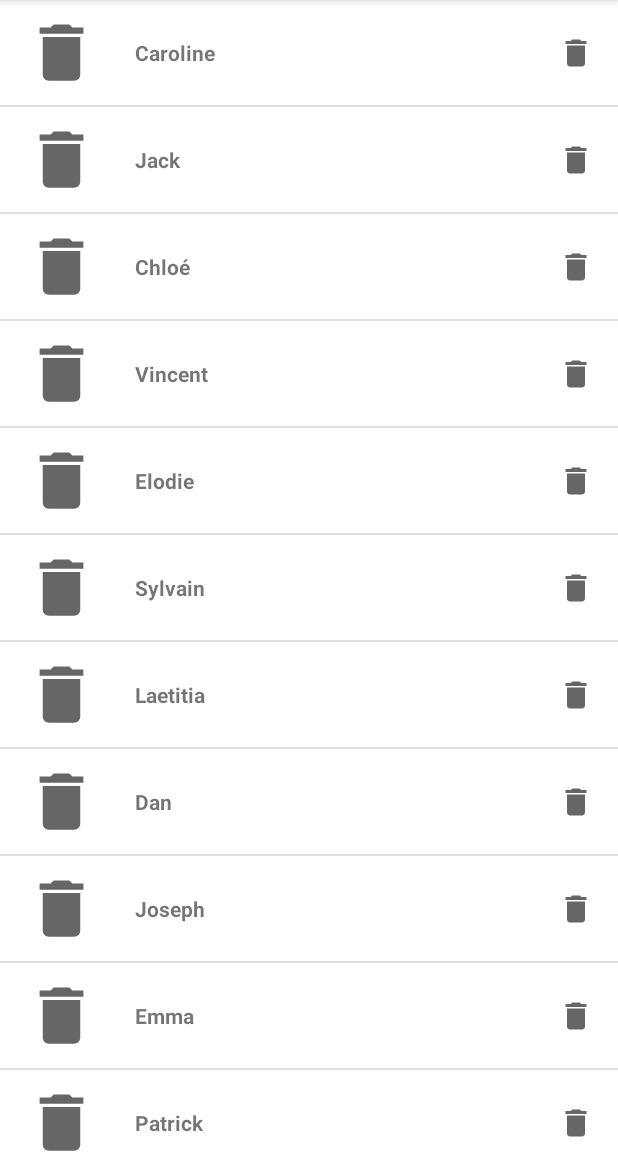
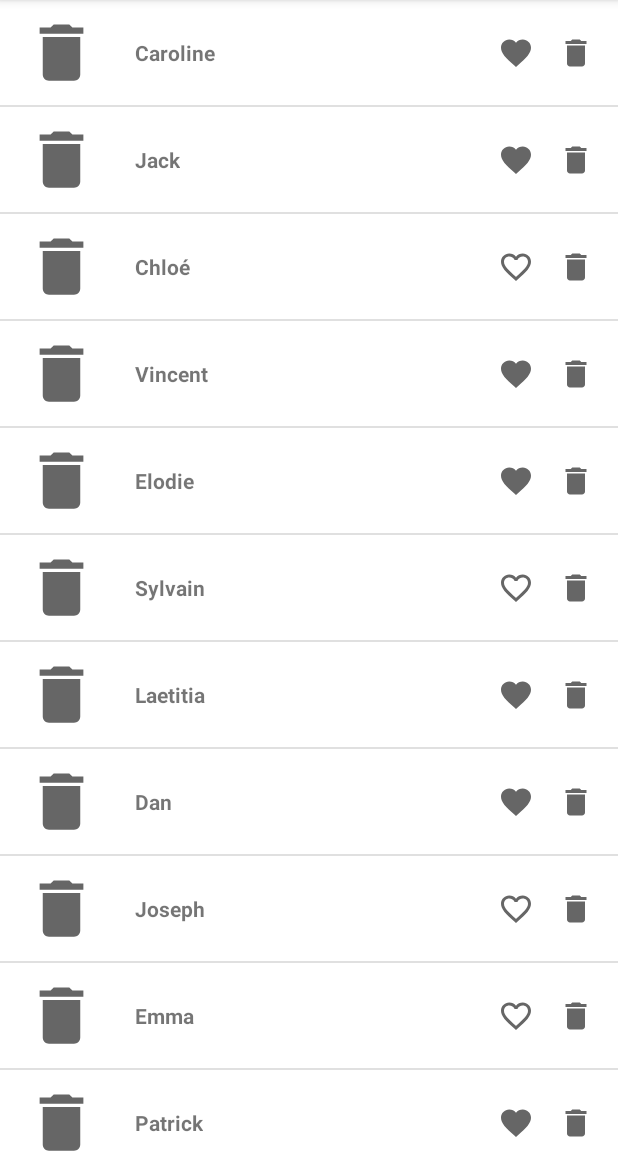
Before and after one commit to leoboyerbx/gobelins-android, an Android app: the screen it shows after launch (NeighborsActivity), on a phone screen of 412 x 824 dp, the part 84-1236 px from its top. Run offline under Robolectric (Android 15) with nearby library versions, the phone set to English and light mode, and no system bars; pictures from the network do not load.

Commit message:
Like button

```diff
--- a/BDDI/neighbors/src/main/java/com/pnk/gobelins/neighbors/adapters/ListNeighborHandler.kt
+++ b/BDDI/neighbors/src/main/java/com/pnk/gobelins/neighbors/adapters/ListNeighborHandler.kt
@@ -4,4 +4,5 @@ import com.pnk.gobelins.neighbors.models.Neighbor
 
 interface ListNeighborHandler {
     fun onDeleteNeibor(neighbor: Neighbor)
+    fun onLikeNeighbor(neighbor: Neighbor)
 }
--- a/BDDI/neighbors/src/main/java/com/pnk/gobelins/neighbors/adapters/ListNeighborsAdapter.kt
+++ b/BDDI/neighbors/src/main/java/com/pnk/gobelins/neighbors/adapters/ListNeighborsAdapter.kt
@@ -38,8 +38,17 @@ class ListNeighborsAdapter(
             .skipMemoryCache(false)
             .into(holder.mNeighbourAvatar)
 
+        if (neighbour.favorite) {
+            holder.mLikeButton.setImageResource(R.drawable.ic_baseline_favorite_24)
+        } else {
+            holder.mLikeButton.setImageResource(R.drawable.ic_baseline_favorite_border_24)
+        }
+
         holder.mDeleteButton.setOnClickListener {
             listHandler.onDeleteNeibor(neighbour)
+        }
+        holder.mLikeButton.setOnClickListener {
+            listHandler.onLikeNeighbor(neighbour)
         }
     }
 
@@ -52,12 +61,14 @@ class ListNeighborsAdapter(
         val mNeighbourAvatar: ImageView
         val mNeighbourName: TextView
         val mDeleteButton: ImageButton
+        val mLikeButton: ImageButton
 
         init {
             // Enable click on item
             mNeighbourAvatar = view.findViewById(R.id.item_list_avatar)
             mNeighbourName = view.findViewById(R.id.item_list_name)
             mDeleteButton = view.findViewById(R.id.item_list_delete_button)
+            mLikeButton = view.findViewById(R.id.item_list_like_button)
         }
     }
 }
--- a/BDDI/neighbors/src/main/java/com/pnk/gobelins/neighbors/data/NeighborRepository.kt
+++ b/BDDI/neighbors/src/main/java/com/pnk/gobelins/neighbors/data/NeighborRepository.kt
@@ -14,6 +14,8 @@ class NeighborRepository {
 
     fun deleteNeighbor(neighbor: Neighbor) = apiService.deleteNeighbour(neighbor)
 
+    fun updateFavoriteStatus(neighbor: Neighbor) = apiService.updateFavoriteStatus(neighbor)
+
     companion object {
         private var instance: NeighborRepository? = null
         fun getInstance(): NeighborRepository {
--- a/BDDI/neighbors/src/main/java/com/pnk/gobelins/neighbors/data/service/DummyNeighborApiService.kt
+++ b/BDDI/neighbors/src/main/java/com/pnk/gobelins/neighbors/data/service/DummyNeighborApiService.kt
@@ -16,7 +16,7 @@ class DummyNeighborApiService : NeighborApiService {
     }
 
     override fun updateFavoriteStatus(neighbor: Neighbor) {
-        TODO("Not yet implemented")
+        neighbor.favorite = !neighbor.favorite
     }
 
     override fun updateDataNeighbour(neighbor: Neighbor) {
--- a/BDDI/neighbors/src/main/java/com/pnk/gobelins/neighbors/fragments/ListNeighborsFragment.kt
+++ b/BDDI/neighbors/src/main/java/com/pnk/gobelins/neighbors/fragments/ListNeighborsFragment.kt
@@ -26,6 +26,7 @@ class ListNeighborsFragment : Fragment(), ListNeighborHandler {
         container: ViewGroup?,
         savedInstanceState: Bundle?
     ): View? {
+        // convertit vue XML en objet java, équialent du setcontentview pour les activités
         val view = inflater.inflate(R.layout.list_neighbors_fragment, container, false)
         recyclerView = view.findViewById(R.id.neighbors_list)
         recyclerView.layoutManager = LinearLayoutManager(context)
@@ -41,7 +42,7 @@ class ListNeighborsFragment : Fragment(), ListNeighborHandler {
     override fun onViewCreated(view: View, savedInstanceState: Bundle?) {
         super.onViewCreated(view, savedInstanceState)
         val neighbors = NeighborRepository.getInstance().getNeighbours()
-        val adapter = ListNeighborsAdapter(neighbors, this)
+        val adapter = ListNeighborsAdapter(neighbors, listHandler = this)
         recyclerView.adapter = adapter
     }
 
@@ -53,6 +54,11 @@ class ListNeighborsFragment : Fragment(), ListNeighborHandler {
             NeighborRepository.getInstance().deleteNeighbor(neighbor)
             recyclerView.adapter?.notifyDataSetChanged()
         }
+    }
+
+    override fun onLikeNeighbor(neighbor: Neighbor) {
+        NeighborRepository.getInstance().updateFavoriteStatus(neighbor)
+        recyclerView.adapter?.notifyDataSetChanged()
     }
 
     private fun confirm(title: String, message: String, callback: (() -> Unit)?) {
--- a/BDDI/neighbors/src/main/java/com/pnk/gobelins/neighbors/models/Neighbor.kt
+++ b/BDDI/neighbors/src/main/java/com/pnk/gobelins/neighbors/models/Neighbor.kt
@@ -7,6 +7,6 @@ data class Neighbor(
     val address: String,
     val phoneNumber: String,
     val aboutMe: String,
-    val favorite: Boolean,
+    var favorite: Boolean,
     val webSite: String
 )
--- /dev/null
+++ b/BDDI/neighbors/src/main/res/drawable/ic_baseline_favorite_24.xml
@@ -0,0 +1,10 @@
+<vector xmlns:android="http://schemas.android.com/apk/res/android"
+    android:width="24dp"
+    android:height="24dp"
+    android:viewportWidth="24"
+    android:viewportHeight="24"
+    android:tint="?attr/colorControlNormal">
+  <path
+      android:fillColor="@android:color/white"
+      android:pathData="M12,21.35l-1.45,-1.32C5.4,15.36 2,12.28 2,8.5 2,5.42 4.42,3 7.5,3c1.74,0 3.41,0.81 4.5,2.09C13.09,3.81 14.76,3 16.5,3 19.58,3 22,5.42 22,8.5c0,3.78 -3.4,6.86 -8.55,11.54L12,21.35z"/>
+</vector>
--- /dev/null
+++ b/BDDI/neighbors/src/main/res/drawable/ic_baseline_favorite_border_24.xml
@@ -0,0 +1,10 @@
+<vector xmlns:android="http://schemas.android.com/apk/res/android"
+    android:width="24dp"
+    android:height="24dp"
+    android:viewportWidth="24"
+    android:viewportHeight="24"
+    android:tint="?attr/colorControlNormal">
+  <path
+      android:fillColor="@android:color/white"
+      android:pathData="M16.5,3c-1.74,0 -3.41,0.81 -4.5,2.09C10.91,3.81 9.24,3 7.5,3 4.42,3 2,5.42 2,8.5c0,3.78 3.4,6.86 8.55,11.54L12,21.35l1.45,-1.32C18.6,15.36 22,12.28 22,8.5 22,5.42 19.58,3 16.5,3zM12.1,18.55l-0.1,0.1 -0.1,-0.1C7.14,14.24 4,11.39 4,8.5 4,6.5 5.5,5 7.5,5c1.54,0 3.04,0.99 3.57,2.36h1.87C13.46,5.99 14.96,5 16.5,5c2,0 3.5,1.5 3.5,3.5 0,2.89 -3.14,5.74 -7.9,10.05z"/>
+</vector>
--- a/BDDI/neighbors/src/main/res/layout/neighbor_item.xml
+++ b/BDDI/neighbors/src/main/res/layout/neighbor_item.xml
@@ -31,6 +31,16 @@
         tools:text="Mon voisin" />
 
     <ImageButton
+        android:id="@+id/item_list_like_button"
+        android:layout_width="wrap_content"
+        android:layout_height="wrap_content"
+        android:layout_marginEnd="16dp"
+        android:background="@null"
+        app:layout_constraintBottom_toBottomOf="@+id/item_list_name"
+        app:layout_constraintEnd_toStartOf="@id/item_list_delete_button"
+        app:layout_constraintTop_toTopOf="@+id/item_list_name"
+        app:srcCompat="@drawable/ic_baseline_favorite_border_24" />
+    <ImageButton
         android:id="@+id/item_list_delete_button"
         android:layout_width="wrap_content"
         android:layout_height="wrap_content"
```
